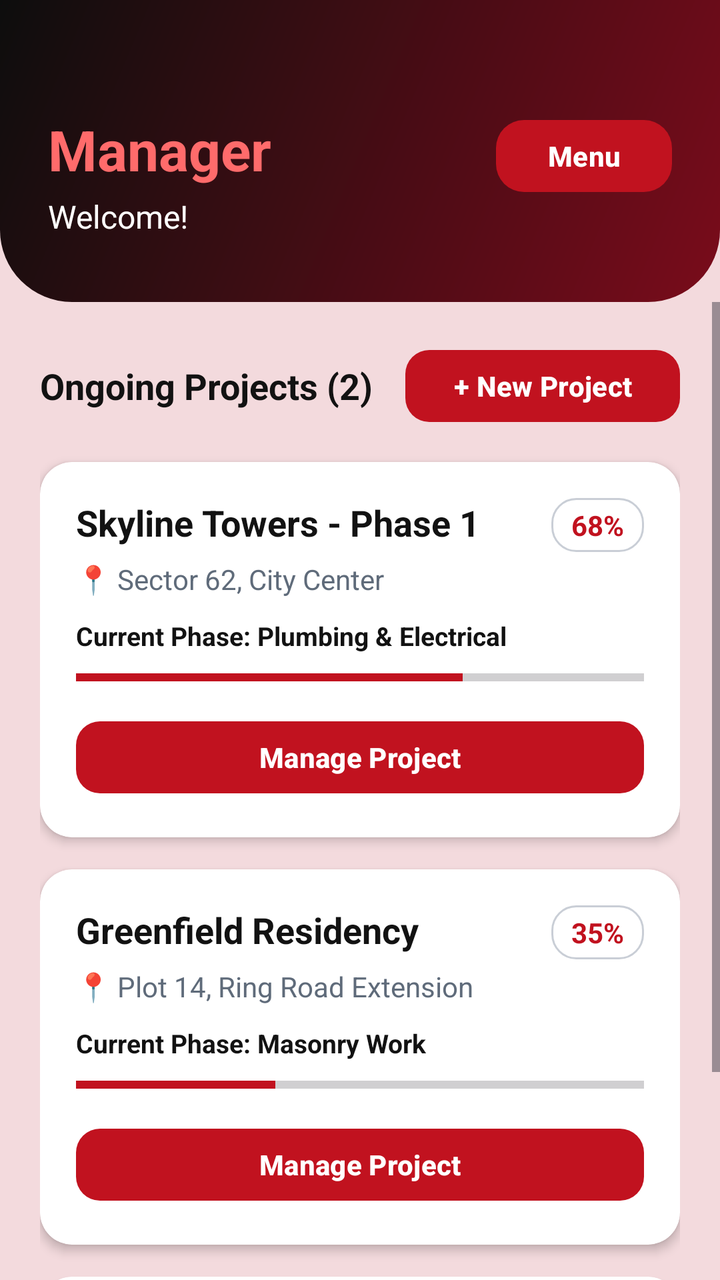
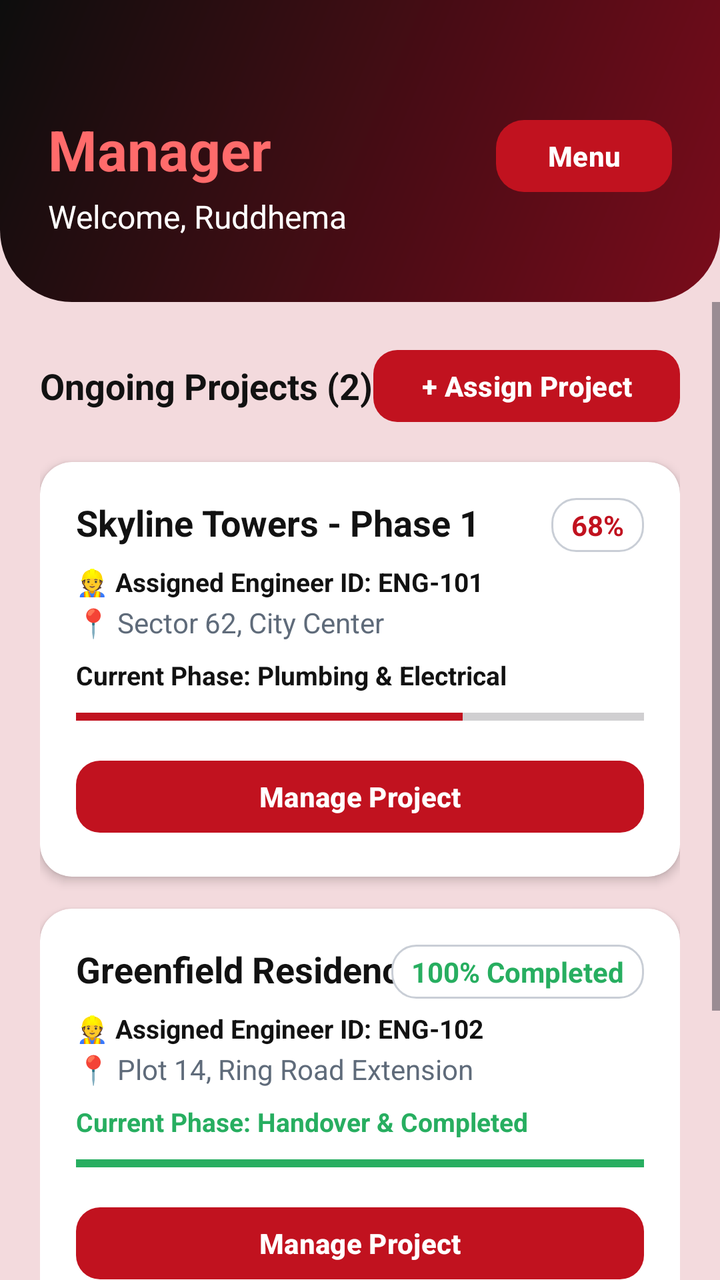

Screens rendered from an Android XML layout before and after an edit, with the pre-edit source and the edit as a unified diff.
<!-- AndroidManifest.xml: application theme Theme.BuildTrack_v1 -->
<!-- res/layout/activity_manager_home.xml -->
<?xml version="1.0" encoding="utf-8"?>
<RelativeLayout xmlns:android="http://schemas.android.com/apk/res/android"
    xmlns:app="http://schemas.android.com/apk/res-auto"
    android:layout_width="match_parent"
    android:layout_height="match_parent"
    android:background="@color/manager_body">

    
    <RelativeLayout
        android:id="@+id/topBar"
        android:layout_width="match_parent"
        android:layout_height="wrap_content"
        android:background="@drawable/bg_header_manager"
        android:paddingStart="24dp"
        android:paddingTop="56dp"
        android:paddingEnd="24dp"
        android:paddingBottom="32dp">

        <TextView
            android:id="@+id/tvRole"
            android:layout_width="wrap_content"
            android:layout_height="wrap_content"
            android:text="Manager"
            android:textColor="@color/manager_crimson_light"
            android:textSize="28sp"
            android:textStyle="bold" />

        <TextView
            android:id="@+id/tvWelcome"
            android:layout_width="wrap_content"
            android:layout_height="wrap_content"
            android:layout_below="@id/tvRole"
            android:layout_marginTop="4dp"
            android:text="Welcome!"
            android:textColor="@color/white"
            android:textSize="16sp" />

        <Button
            android:id="@+id/btnMenu"
            android:layout_width="wrap_content"
            android:layout_height="44dp"
            android:layout_alignParentEnd="true"
            android:text="Menu"
            android:textAllCaps="false"
            android:textColor="@color/white"
            android:textStyle="bold"
            app:backgroundTint="@color/manager_crimson"
            app:cornerRadius="14dp" />
    </RelativeLayout>

    
    <ScrollView
        android:layout_width="match_parent"
        android:layout_height="match_parent"
        android:layout_below="@id/topBar"
        android:fillViewport="true">

        <LinearLayout
            android:layout_width="match_parent"
            android:layout_height="wrap_content"
            android:orientation="vertical"
            android:padding="20dp">

            
            <RelativeLayout
                android:layout_width="match_parent"
                android:layout_height="wrap_content"
                android:layout_marginBottom="16dp">

                <TextView
                    android:id="@+id/tvSectionTitle"
                    android:layout_width="wrap_content"
                    android:layout_height="wrap_content"
                    android:layout_centerVertical="true"
                    android:text="Ongoing Projects (2)"
                    android:textColor="@color/ink"
                    android:textSize="18sp"
                    android:textStyle="bold" />

                
                <Button
                    android:id="@+id/btnNewProject"
                    android:layout_width="wrap_content"
                    android:layout_height="44dp"
                    android:layout_alignParentEnd="true"
                    android:text="+ New Project"
                    android:textAllCaps="false"
                    android:textColor="@color/white"
                    android:textStyle="bold"
                    app:backgroundTint="@color/manager_crimson"
                    app:cornerRadius="12dp" />
            </RelativeLayout>

            
            <androidx.cardview.widget.CardView
                android:id="@+id/cardProject1"
                android:layout_width="match_parent"
                android:layout_height="wrap_content"
                android:layout_marginBottom="16dp"
                app:cardBackgroundColor="@color/white"
                app:cardCornerRadius="16dp"
                app:cardElevation="3dp">

                <LinearLayout
                    android:layout_width="match_parent"
                    android:layout_height="wrap_content"
                    android:orientation="vertical"
                    android:padding="18dp">

                    <RelativeLayout
                        android:layout_width="match_parent"
                        android:layout_height="wrap_content">

                        <TextView
                            android:id="@+id/tvProject1Name"
                            android:layout_width="wrap_content"
                            android:layout_height="wrap_content"
                            android:text="Skyline Towers - Phase 1"
                            android:textColor="@color/ink"
                            android:textSize="18sp"
                            android:textStyle="bold" />

                        <TextView
                            android:id="@+id/tvProject1Badge"
                            android:layout_width="wrap_content"
                            android:layout_height="wrap_content"
                            android:layout_alignParentEnd="true"
                            android:background="@drawable/bg_input"
                            android:paddingHorizontal="10dp"
                            android:paddingVertical="4dp"
                            android:text="68%"
                            android:textColor="@color/manager_crimson"
                            android:textStyle="bold" />
                    </RelativeLayout>

                    <TextView
                        android:id="@+id/tvProject1Location"
                        android:layout_width="wrap_content"
                        android:layout_height="wrap_content"
                        android:layout_marginTop="4dp"
                        android:text="📍 Sector 62, City Center"
                        android:textColor="@color/grey_text"
                        android:textSize="14sp" />

                    
                    <TextView
                        android:layout_width="wrap_content"
                        android:layout_height="wrap_content"
                        android:layout_marginTop="10dp"
                        android:text="Current Phase: Plumbing &amp; Electrical"
                        android:textColor="@color/ink"
                        android:textSize="13sp"
                        android:textStyle="bold" />

                    
                    <ProgressBar
                        android:id="@+id/pbProject1"
                        style="@style/Widget.AppCompat.ProgressBar.Horizontal"
                        android:layout_width="match_parent"
                        android:layout_height="8dp"
                        android:layout_marginTop="8dp"
                        android:progress="68"
                        android:progressTint="@color/manager_crimson" />

                    <Button
                        android:id="@+id/btnManageProject1"
                        android:layout_width="match_parent"
                        android:layout_height="44dp"
                        android:layout_marginTop="14dp"
                        android:text="Manage Project"
                        android:textAllCaps="false"
                        android:textColor="@color/white"
                        android:textStyle="bold"
                        app:backgroundTint="@color/manager_crimson"
                        app:cornerRadius="12dp" />
                </LinearLayout>
            </androidx.cardview.widget.CardView>


            
            <androidx.cardview.widget.CardView
                android:id="@+id/cardProject2"
                android:layout_width="match_parent"
                android:layout_height="wrap_content"
                android:layout_marginBottom="16dp"
                app:cardBackgroundColor="@color/white"
                app:cardCornerRadius="16dp"
                app:cardElevation="3dp">

                <LinearLayout
                    android:layout_width="match_parent"
                    android:layout_height="wrap_content"
                    android:orientation="vertical"
                    android:padding="18dp">

                    <RelativeLayout
                        android:layout_width="match_parent"
                        android:layout_height="wrap_content">

                        <TextView
                            android:id="@+id/tvProject2Name"
                            android:layout_width="wrap_content"
                            android:layout_height="wrap_content"
                            android:text="Greenfield Residency"
                            android:textColor="@color/ink"
                            android:textSize="18sp"
                            android:textStyle="bold" />

                        <TextView
                            android:id="@+id/tvProject2Badge"
                            android:layout_width="wrap_content"
                            android:layout_height="wrap_content"
                            android:layout_alignParentEnd="true"
                            android:background="@drawable/bg_input"
                            android:paddingHorizontal="10dp"
                            android:paddingVertical="4dp"
                            android:text="35%"
                            android:textColor="@color/manager_crimson"
                            android:textStyle="bold" />
                    </RelativeLayout>

                    <TextView
                        android:id="@+id/tvProject2Location"
                        android:layout_width="wrap_content"
                        android:layout_height="wrap_content"
                        android:layout_marginTop="4dp"
                        android:text="📍 Plot 14, Ring Road Extension"
                        android:textColor="@color/grey_text"
                        android:textSize="14sp" />

                    
                    <TextView
                        android:layout_width="wrap_content"
                        android:layout_height="wrap_content"
                        android:layout_marginTop="10dp"
                        android:text="Current Phase: Masonry Work"
                        android:textColor="@color/ink"
                        android:textSize="13sp"
                        android:textStyle="bold" />

                    
                    <ProgressBar
                        android:id="@+id/pbProject2"
                        style="@style/Widget.AppCompat.ProgressBar.Horizontal"
                        android:layout_width="match_parent"
                        android:layout_height="8dp"
                        android:layout_marginTop="8dp"
                        android:progress="35"
                        android:progressTint="@color/manager_crimson" />

                    <Button
                        android:id="@+id/btnManageProject2"
                        android:layout_width="match_parent"
                        android:layout_height="44dp"
                        android:layout_marginTop="14dp"
                        android:text="Manage Project"
                        android:textAllCaps="false"
                        android:textColor="@color/white"
                        android:textStyle="bold"
                        app:backgroundTint="@color/manager_crimson"
                        app:cornerRadius="12dp" />
                </LinearLayout>
            </androidx.cardview.widget.CardView>


            
            <androidx.cardview.widget.CardView
                android:id="@+id/cardAddNewProject"
                android:layout_width="match_parent"
                android:layout_height="wrap_content"
                android:layout_marginBottom="24dp"
                android:clickable="true"
                android:focusable="true"
                app:cardBackgroundColor="@color/white"
                app:cardCornerRadius="16dp"
                app:cardElevation="2dp">

                <LinearLayout
                    android:layout_width="match_parent"
                    android:layout_height="wrap_content"
                    android:gravity="center"
                    android:orientation="vertical"
                    android:padding="24dp">

                    <TextView
                        android:layout_width="wrap_content"
                        android:layout_height="wrap_content"
                        android:text="➕ Add Another Project"
                        android:textColor="@color/manager_crimson"
                        android:textSize="16sp"
                        android:textStyle="bold" />

                    <TextView
                        android:layout_width="wrap_content"
                        android:layout_height="wrap_content"
                        android:layout_marginTop="4dp"
                        android:text="Create a new site to assign team &amp; track progress"
                        android:textColor="@color/grey_text"
                        android:textSize="12sp" />
                </LinearLayout>
            </androidx.cardview.widget.CardView>

        </LinearLayout>
    </ScrollView>
</RelativeLayout>
<!-- resources referenced by this layout -->
<resources>
  <color name="grey_text">#5F6B7A</color>
  <color name="ink">#121212</color>
  <color name="manager_body">#F3DADD</color>
  <color name="manager_crimson">#C1121F</color>
  <color name="manager_crimson_light">#FF6B6B</color>
  <color name="white">#FFFFFFFF</color>
  <!-- drawable bg_header_manager (drawable) -->
  <?xml version="1.0" encoding="utf-8"?>
  <shape xmlns:android="http://schemas.android.com/apk/res/android"
      android:shape="rectangle">
      <gradient
          android:angle="315"
          android:endColor="@color/manager_crimson_dark"
          android:startColor="@color/manager_black" />
      <corners
          android:bottomLeftRadius="36dp"
          android:bottomRightRadius="36dp" />
  </shape>
  <!-- drawable bg_input (drawable) -->
  <?xml version="1.0" encoding="utf-8"?>
  <shape xmlns:android="http://schemas.android.com/apk/res/android"
      android:shape="rectangle">
      <solid android:color="@color/white" />
      <stroke
          android:width="1dp"
          android:color="@color/grey_line" />
      <corners android:radius="12dp" />
      <padding
          android:bottom="12dp"
          android:left="14dp"
          android:right="14dp"
          android:top="12dp" />
  </shape>
  <style name="Theme.BuildTrack_v1" parent="Base.Theme.BuildTrack_v1" />
  <color name="manager_crimson_dark">#7A0C1B</color>
  <color name="manager_black">#0D0D0D</color>
  <color name="grey_line">#C9CED6</color>
  <style name="Base.Theme.BuildTrack_v1" parent="Theme.Material3.DayNight.NoActionBar">
          
          
      </style>
</resources>

<!-- the commit's change to res/layout/activity_manager_home.xml (unified diff, before → after) -->
@@ -31,7 +31,7 @@
             android:layout_height="wrap_content"
             android:layout_below="@id/tvRole"
             android:layout_marginTop="4dp"
-            android:text="Welcome!"
+            android:text="Welcome, Ruddhema"
             android:textColor="@color/white"
             android:textSize="16sp" />
 
@@ -56,6 +56,7 @@
         android:fillViewport="true">
 
         <LinearLayout
+            android:id="@+id/llProjectsContainer"
             android:layout_width="match_parent"
             android:layout_height="wrap_content"
             android:orientation="vertical"
@@ -83,7 +84,7 @@
                     android:layout_width="wrap_content"
                     android:layout_height="44dp"
                     android:layout_alignParentEnd="true"
-                    android:text="+ New Project"
+                    android:text="+ Assign Project"
                     android:textAllCaps="false"
                     android:textColor="@color/white"
                     android:textStyle="bold"
@@ -133,11 +134,22 @@
                             android:textStyle="bold" />
                     </RelativeLayout>
 
+                    
+                    <TextView
+                        android:id="@+id/tvProject1Engineer"
+                        android:layout_width="wrap_content"
+                        android:layout_height="wrap_content"
+                        android:layout_marginTop="6dp"
+                        android:text="👷 Assigned Engineer ID: ENG-101"
+                        android:textColor="@color/ink"
+                        android:textSize="13sp"
+                        android:textStyle="bold" />
+
                     <TextView
                         android:id="@+id/tvProject1Location"
                         android:layout_width="wrap_content"
                         android:layout_height="wrap_content"
-                        android:layout_marginTop="4dp"
+                        android:layout_marginTop="2dp"
                         android:text="📍 Sector 62, City Center"
                         android:textColor="@color/grey_text"
                         android:textSize="14sp" />
@@ -146,7 +158,7 @@
                     <TextView
                         android:layout_width="wrap_content"
                         android:layout_height="wrap_content"
-                        android:layout_marginTop="10dp"
+                        android:layout_marginTop="8dp"
                         android:text="Current Phase: Plumbing &amp; Electrical"
                         android:textColor="@color/ink"
                         android:textSize="13sp"
@@ -206,6 +218,7 @@
                             android:textSize="18sp"
                             android:textStyle="bold" />
 
+                        
                         <TextView
                             android:id="@+id/tvProject2Badge"
                             android:layout_width="wrap_content"
@@ -214,16 +227,27 @@
                             android:background="@drawable/bg_input"
                             android:paddingHorizontal="10dp"
                             android:paddingVertical="4dp"
-                            android:text="35%"
-                            android:textColor="@color/manager_crimson"
+                            android:text="100% Completed"
+                            android:textColor="#27AE60"
                             android:textStyle="bold" />
                     </RelativeLayout>
 
+                    
+                    <TextView
+                        android:id="@+id/tvProject2Engineer"
+                        android:layout_width="wrap_content"
+                        android:layout_height="wrap_content"
+                        android:layout_marginTop="6dp"
+                        android:text="👷 Assigned Engineer ID: ENG-102"
+                        android:textColor="@color/ink"
+                        android:textSize="13sp"
+                        android:textStyle="bold" />
+
                     <TextView
                         android:id="@+id/tvProject2Location"
                         android:layout_width="wrap_content"
                         android:layout_height="wrap_content"
-                        android:layout_marginTop="4dp"
+                        android:layout_marginTop="2dp"
                         android:text="📍 Plot 14, Ring Road Extension"
                         android:textColor="@color/grey_text"
                         android:textSize="14sp" />
@@ -232,9 +256,9 @@
                     <TextView
                         android:layout_width="wrap_content"
                         android:layout_height="wrap_content"
-                        android:layout_marginTop="10dp"
-                        android:text="Current Phase: Masonry Work"
-                        android:textColor="@color/ink"
+                        android:layout_marginTop="8dp"
+                        android:text="Current Phase: Handover &amp; Completed"
+                        android:textColor="#27AE60"
                         android:textSize="13sp"
                         android:textStyle="bold" />
 
@@ -245,8 +269,8 @@
                         android:layout_width="match_parent"
                         android:layout_height="8dp"
                         android:layout_marginTop="8dp"
-                        android:progress="35"
-                        android:progressTint="@color/manager_crimson" />
+                        android:progress="100"
+                        android:progressTint="#27AE60" />
 
                     <Button
                         android:id="@+id/btnManageProject2"
@@ -285,7 +309,7 @@
                     <TextView
                         android:layout_width="wrap_content"
                         android:layout_height="wrap_content"
-                        android:text="➕ Add Another Project"
+                        android:text="➕ Assign Another Project"
                         android:textColor="@color/manager_crimson"
                         android:textSize="16sp"
                         android:textStyle="bold" />
@@ -294,7 +318,7 @@
                         android:layout_width="wrap_content"
                         android:layout_height="wrap_content"
                         android:layout_marginTop="4dp"
-                        android:text="Create a new site to assign team &amp; track progress"
+                        android:text="Assign project to an on-site engineer ID &amp; link buyer"
                         android:textColor="@color/grey_text"
                         android:textSize="12sp" />
                 </LinearLayout>
